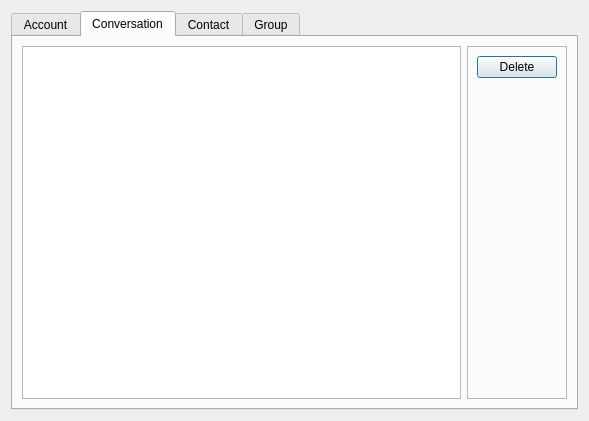
Qt form E2EEIM-Desktop/setting.ui (E2EEIM/E2EEIM) before a commit.
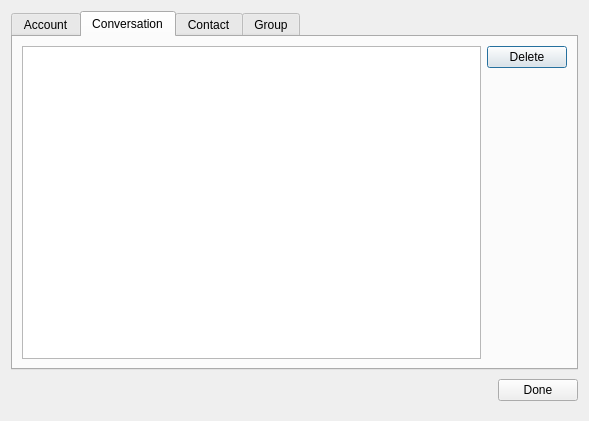
The same form after that commit. The open tabs and pages were chosen to show the change. Icons and pictures are not drawn.

Commit message: Add 'Done button' to Setting Dialog

Diff of the .ui file:
```diff
--- a/E2EEIM-Desktop/setting.ui
+++ b/E2EEIM-Desktop/setting.ui
@@ -18,6 +18,9 @@
     <normaloff>:/img/icons/E2EEIM.png</normaloff>:/img/icons/E2EEIM.png</iconset>
   </property>
   <layout class="QVBoxLayout" name="verticalLayout">
+   <property name="spacing">
+    <number>0</number>
+   </property>
    <item>
     <widget class="QTabWidget" name="tabWidget">
      <property name="currentIndex">
@@ -84,12 +87,27 @@
           </size>
          </property>
          <property name="frameShape">
-          <enum>QFrame::StyledPanel</enum>
+          <enum>QFrame::NoFrame</enum>
          </property>
          <property name="frameShadow">
           <enum>QFrame::Raised</enum>
          </property>
          <layout class="QVBoxLayout" name="verticalLayout_4">
+          <property name="spacing">
+           <number>0</number>
+          </property>
+          <property name="leftMargin">
+           <number>0</number>
+          </property>
+          <property name="topMargin">
+           <number>0</number>
+          </property>
+          <property name="rightMargin">
+           <number>0</number>
+          </property>
+          <property name="bottomMargin">
+           <number>0</number>
+          </property>
           <item>
            <widget class="QPushButton" name="pushButton_DeleteConversation">
             <property name="text">
@@ -221,6 +239,44 @@
      </widget>
     </widget>
    </item>
+   <item>
+    <widget class="QFrame" name="frame_4">
+     <property name="frameShape">
+      <enum>QFrame::NoFrame</enum>
+     </property>
+     <property name="frameShadow">
+      <enum>QFrame::Raised</enum>
+     </property>
+     <layout class="QHBoxLayout" name="horizontalLayout_5">
+      <property name="spacing">
+       <number>0</number>
+      </property>
+      <property name="rightMargin">
+       <number>0</number>
+      </property>
+      <item>
+       <spacer name="horizontalSpacer_3">
+        <property name="orientation">
+         <enum>Qt::Horizontal</enum>
+        </property>
+        <property name="sizeHint" stdset="0">
+         <size>
+          <width>40</width>
+          <height>20</height>
+         </size>
+        </property>
+       </spacer>
+      </item>
+      <item>
+       <widget class="QPushButton" name="pushButton">
+        <property name="text">
+         <string>Done</string>
+        </property>
+       </widget>
+      </item>
+     </layout>
+    </widget>
+   </item>
   </layout>
  </widget>
  <resources>
```
Left out of the diff: 36 changed lines with no effect on the pictures. The commit also changes 12 other files.
